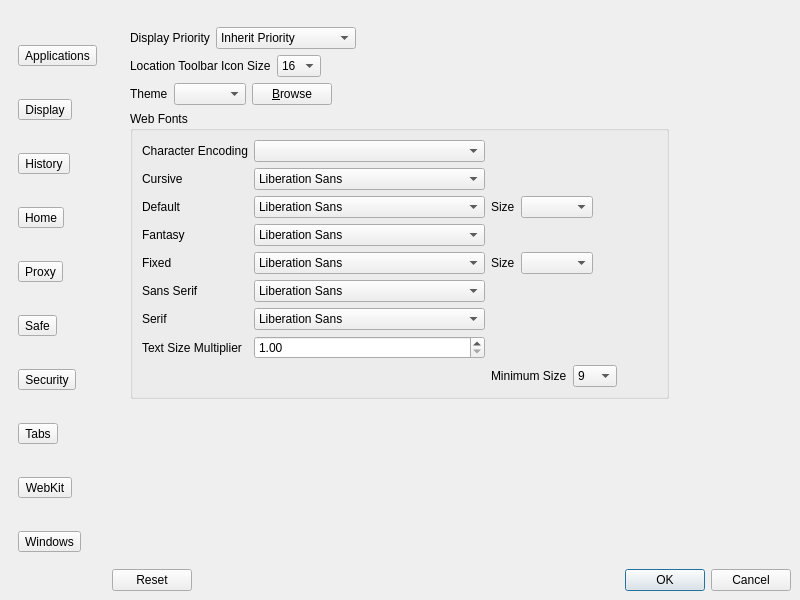
Qt form Version 1.x/UI/settings.ui (textbrowser/dooble) before a commit.
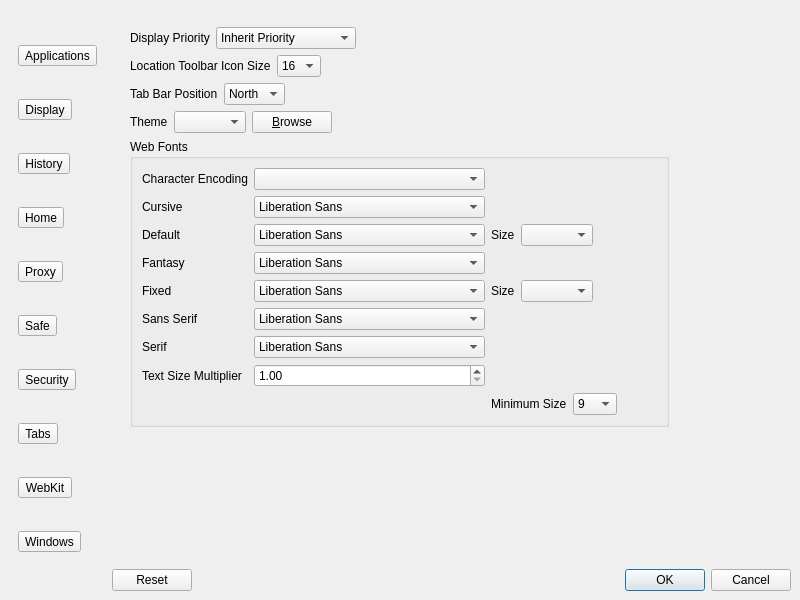
The same form after that commit. The open tabs and pages were chosen to show the change. Custom widgets are drawn as their Qt base class.

Commit message: Configurable tab position.

```diff
--- a/Version 1.x/UI/settings.ui
+++ b/Version 1.x/UI/settings.ui
@@ -340,8 +340,8 @@
               <rect>
                <x>0</x>
                <y>0</y>
-               <width>546</width>
-               <height>453</height>
+               <width>646</width>
+               <height>529</height>
               </rect>
              </property>
              <layout class="QVBoxLayout" name="verticalLayout_2">
@@ -465,6 +465,57 @@
                 </item>
                </layout>
               </item>
+              <item>
+               <layout class="QHBoxLayout" name="horizontalLayout_65">
+                <item>
+                 <widget class="QLabel" name="label_80">
+                  <property name="text">
+                   <string>Tab Bar Position</string>
+                  </property>
+                 </widget>
+                </item>
+                <item>
+                 <widget class="QComboBox" name="tab_bar_position">
+                  <property name="currentIndex">
+                   <number>1</number>
+                  </property>
+                  <item>
+                   <property name="text">
+                    <string>East</string>
+                   </property>
+                  </item>
+                  <item>
+                   <property name="text">
+                    <string>North</string>
+                   </property>
+                  </item>
+                  <item>
+                   <property name="text">
+                    <string>South</string>
+                   </property>
+                  </item>
+                  <item>
+                   <property name="text">
+                    <string>West</string>
+                   </property>
+                  </item>
+                 </widget>
+                </item>
+                <item>
+                 <spacer name="horizontalSpacer_54">
+                  <property name="orientation">
+                   <enum>Qt::Horizontal</enum>
+                  </property>
+                  <property name="sizeHint" stdset="0">
+                   <size>
+                    <width>40</width>
+                    <height>20</height>
+                   </size>
+                  </property>
+                 </spacer>
+                </item>
+               </layout>
+              </item>
               <item>
                <layout class="QHBoxLayout" name="horizontalLayout_14">
                 <item>
```
Left out of the diff: 5 changed lines with no effect on the pictures. The commit also changes 10 other files.
